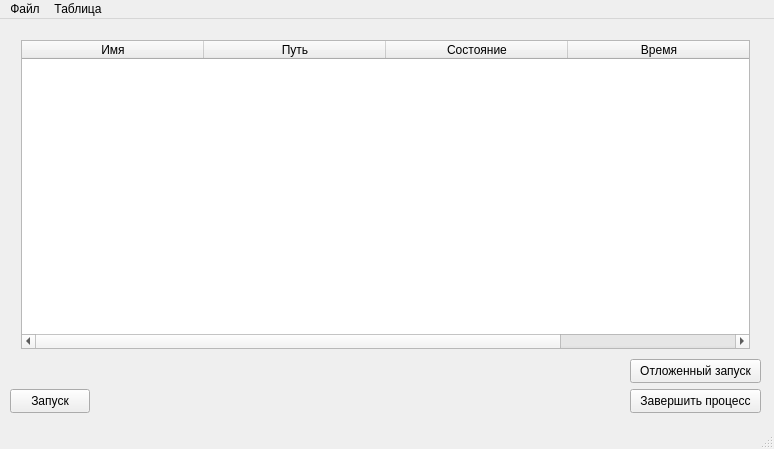
Qt form Project1/Project1.ui (f1shaa/Project1) before a commit.
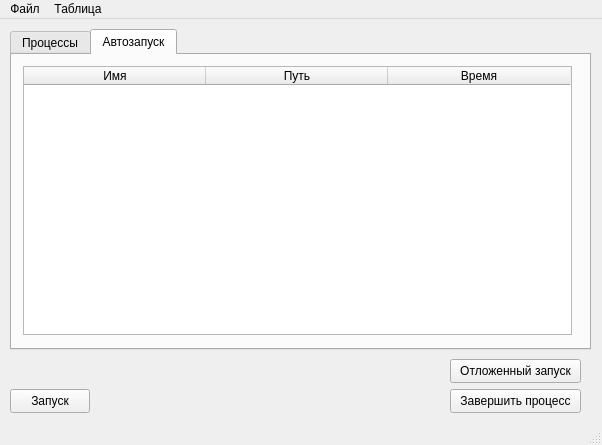
The same form after that commit.

Commit message: добавлен пункт автозапуск в интерфейс, реализовано добавление процессов в автозапуск

Patch:
```diff
--- a/Project1/Project1.ui
+++ b/Project1/Project1.ui
@@ -6,66 +6,18 @@
    <rect>
     <x>0</x>
     <y>0</y>
-    <width>774</width>
-    <height>449</height>
+    <width>602</width>
+    <height>445</height>
    </rect>
   </property>
   <property name="windowTitle">
    <string>Project1</string>
   </property>
   <widget class="QWidget" name="centralWidget">
-   <widget class="QWidget" name="gridLayoutWidget">
-    <property name="geometry">
-     <rect>
-      <x>10</x>
-      <y>10</y>
-      <width>751</width>
-      <height>331</height>
-     </rect>
-    </property>
-    <layout class="QGridLayout" name="gridLayout">
-     <item row="0" column="0">
-      <widget class="QTableWidget" name="tableWidget">
-       <property name="contextMenuPolicy">
-        <enum>Qt::CustomContextMenu</enum>
-       </property>
-       <property name="editTriggers">
-        <set>QAbstractItemView::SelectedClicked</set>
-       </property>
-       <property name="selectionMode">
-        <enum>QAbstractItemView::SingleSelection</enum>
-       </property>
-       <attribute name="horizontalHeaderDefaultSectionSize">
-        <number>182</number>
-       </attribute>
-       <column>
-        <property name="text">
-         <string>Имя</string>
-        </property>
-       </column>
-       <column>
-        <property name="text">
-         <string>Путь</string>
-        </property>
-       </column>
-       <column>
-        <property name="text">
-         <string>Состояние</string>
-        </property>
-       </column>
-       <column>
-        <property name="text">
-         <string>Время</string>
-        </property>
-       </column>
-      </widget>
-     </item>
-    </layout>
-   </widget>
    <widget class="QPushButton" name="buttonClose">
     <property name="geometry">
      <rect>
-      <x>630</x>
+      <x>450</x>
       <y>370</y>
       <width>131</width>
       <height>24</height>
@@ -78,7 +30,7 @@
    <widget class="QPushButton" name="buttonStartTime">
     <property name="geometry">
      <rect>
-      <x>630</x>
+      <x>450</x>
       <y>340</y>
       <width>131</width>
       <height>24</height>
@@ -101,13 +53,122 @@
      <string>Запуск</string>
     </property>
    </widget>
+   <widget class="QTabWidget" name="tabWidget">
+    <property name="geometry">
+     <rect>
+      <x>10</x>
+      <y>10</y>
+      <width>581</width>
+      <height>321</height>
+     </rect>
+    </property>
+    <property name="currentIndex">
+     <number>1</number>
+    </property>
+    <widget class="QWidget" name="tab_9">
+     <attribute name="title">
+      <string>Процессы</string>
+     </attribute>
+     <widget class="QWidget" name="gridLayoutWidget">
+      <property name="geometry">
+       <rect>
+        <x>0</x>
+        <y>0</y>
+        <width>571</width>
+        <height>291</height>
+       </rect>
+      </property>
+      <layout class="QGridLayout" name="gridLayout">
+       <item row="0" column="0" colspan="2">
+        <widget class="QTableWidget" name="tableWidget">
+         <property name="contextMenuPolicy">
+          <enum>Qt::CustomContextMenu</enum>
+         </property>
+         <property name="editTriggers">
+          <set>QAbstractItemView::SelectedClicked</set>
+         </property>
+         <property name="selectionMode">
+          <enum>QAbstractItemView::SingleSelection</enum>
+         </property>
+         <attribute name="horizontalHeaderDefaultSectionSize">
+          <number>182</number>
+         </attribute>
+         <column>
+          <property name="text">
+           <string>Имя</string>
+          </property>
+         </column>
+         <column>
+          <property name="text">
+           <string>Путь</string>
+          </property>
+         </column>
+         <column>
+          <property name="text">
+           <string>Состояние</string>
+          </property>
+         </column>
+        </widget>
+       </item>
+      </layout>
+     </widget>
+    </widget>
+    <widget class="QWidget" name="tab_10">
+     <attribute name="title">
+      <string>Автозапуск</string>
+     </attribute>
+     <widget class="QWidget" name="gridLayoutWidget_2">
+      <property name="geometry">
+       <rect>
+        <x>0</x>
+        <y>0</y>
+        <width>571</width>
+        <height>291</height>
+       </rect>
+      </property>
+      <layout class="QGridLayout" name="gridLayout_3">
+       <item row="0" column="0">
+        <widget class="QTableWidget" name="autoStartTableWidget">
+         <property name="contextMenuPolicy">
+          <enum>Qt::CustomContextMenu</enum>
+         </property>
+         <property name="editTriggers">
+          <set>QAbstractItemView::SelectedClicked</set>
+         </property>
+         <property name="selectionMode">
+          <enum>QAbstractItemView::SingleSelection</enum>
+         </property>
+         <attribute name="horizontalHeaderDefaultSectionSize">
+          <number>182</number>
+         </attribute>
+         <column>
+          <property name="text">
+           <string>Имя</string>
+          </property>
+         </column>
+         <column>
+          <property name="text">
+           <string>Путь</string>
+          </property>
+         </column>
+         <column>
+          <property name="text">
+           <string>Время</string>
+          </property>
+         </column>
+        </widget>
+       </item>
+      </layout>
+     </widget>
+    </widget>
+   </widget>
   </widget>
   <widget class="QMenuBar" name="menuBar">
    <property name="geometry">
     <rect>
      <x>0</x>
      <y>0</y>
-     <width>774</width>
+     <width>602</width>
      <height>21</height>
     </rect>
    </property>
```
The commit also changes 3 other files.
